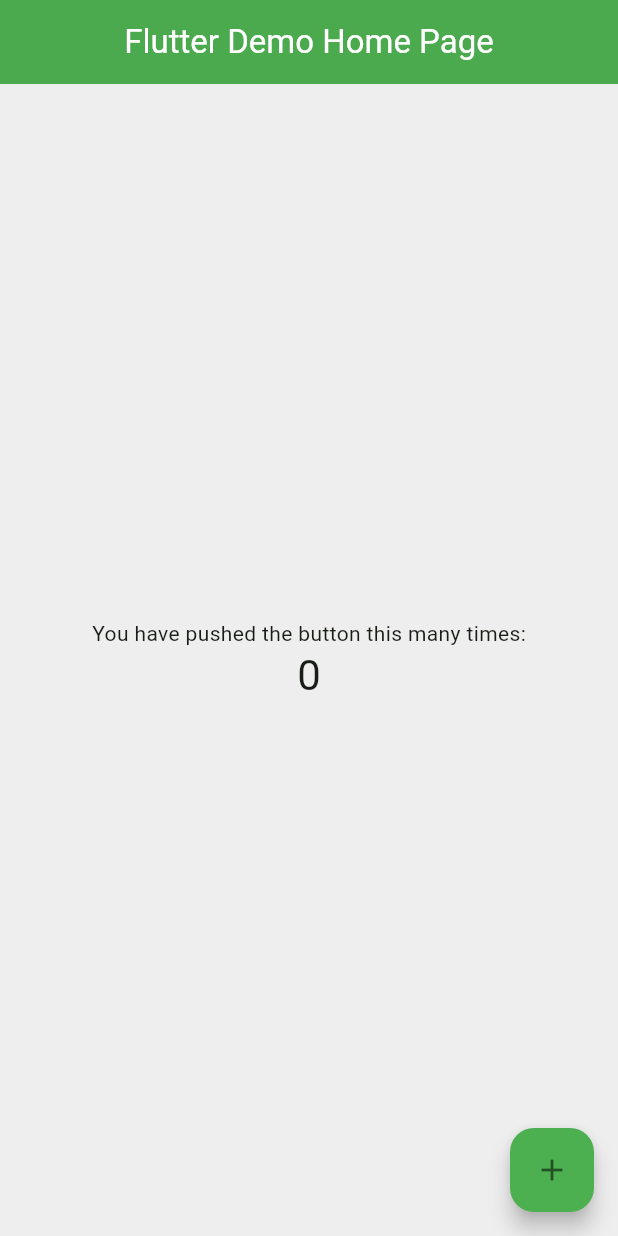
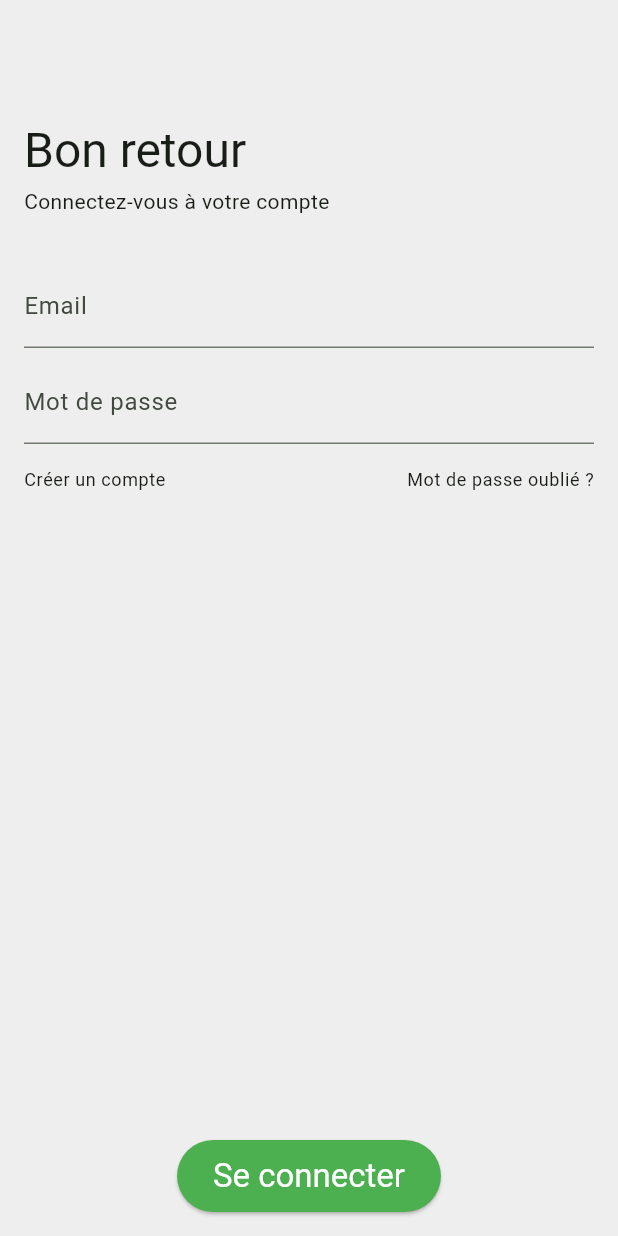
Before and after one commit to Gon3s/flutter_starter_kit, a Flutter app: the screen it shows after launch, on a phone screen of 412 x 824 dp. Run offline on Flutter 3.47's test engine with Material 3 defaults, Android fonts, the phone set to English and light mode, and no system bars; our stand-ins replace flutter_riverpod, freezed_annotation, go_router, riverpod_annotation, rxdart; generated files the repository leaves out were written again.

Commit message:
Feat : Start authentication

```diff
--- a/lib/commont_widgets/empty_placeholder_widget.dart
+++ b/lib/common_widgets/empty_placeholder_widget.dart
@@ -1,7 +1,7 @@
 import 'package:flutter/material.dart';
 import 'package:flutter_riverpod/flutter_riverpod.dart';
 import 'package:go_router/go_router.dart';
-import 'package:gones_starter_kit/commont_widgets/primary_button.dart';
+import 'package:gones_starter_kit/common_widgets/primary_button.dart';
 import 'package:gones_starter_kit/constants/app_sizes.dart';
 import 'package:gones_starter_kit/routing/app_router.dart';
 
--- /dev/null
+++ b/lib/constants/app_colors.dart
@@ -0,0 +1,9 @@
+import 'dart:ui';
+
+class AppColors {
+  AppColors._();
+
+  //$ Core
+  static const Color black = Color(0xFF000000);
+  static const Color white = Color(0xFFFFFFFF);
+}
--- /dev/null
+++ b/lib/features/authentication/domain/fake_app_user.dart
@@ -0,0 +1,23 @@
+import 'package:gones_starter_kit/features/authentication/domain/app_user.dart';
+
+/// Fake user class used to simulate a user in the app.
+class FakeAppUser {
+  /// Creates a new instance of the [FakeAppUser] class.
+  FakeAppUser({
+    required String uid,
+    required String email,
+    required this.password,
+  }) : _appUser = AppUser(uid: uid, email: email);
+
+  /// The password of the user.
+  final String password;
+
+  /// The AppUser instance.
+  final AppUser _appUser;
+
+  /// Delegate uid to _appUser.
+  String get uid => _appUser.uid;
+
+  /// Delegate email to _appUser.
+  String get email => _appUser.email;
+}
--- /dev/null
+++ b/lib/features/authentication/presentation/sign_in/sign_in_screen.dart
@@ -0,0 +1,153 @@
+import 'package:flutter/material.dart';
+import 'package:flutter_riverpod/flutter_riverpod.dart';
+import 'package:gones_starter_kit/common_widgets/primary_button.dart';
+import 'package:gones_starter_kit/constants/app_sizes.dart';
+import 'package:gones_starter_kit/localization/string_hardcoded.dart';
+
+/// Sign In Screen
+/// Wraps the [SignInContent] widget in a [Scaffold]
+class SignInScreen extends StatelessWidget {
+  /// Constructor
+  const SignInScreen({super.key});
+
+  /// Key for email field
+  static const emailKey = Key('email');
+
+  /// Key for password field
+  static const passwordKey = Key('password');
+
+  @override
+  Widget build(BuildContext context) {
+    return Scaffold(
+      body: SafeArea(
+        child: Padding(
+          padding: const EdgeInsets.all(Sizes.p16),
+          child: Column(
+            crossAxisAlignment: CrossAxisAlignment.stretch,
+            children: [
+              gapH64,
+              Text(
+                'Bon retour'.hardcoded,
+                style: Theme.of(context).textTheme.headlineLarge,
+              ),
+              gapH4,
+              Text(
+                'Connectez-vous à votre compte'.hardcoded,
+                style: Theme.of(context).textTheme.bodyMedium,
+              ),
+              gapH32,
+              const Expanded(
+                child: SignInContent(),
+              ),
+            ],
+          ),
+        ),
+      ),
+    );
+  }
+}
+
+/// Sign In Content
+class SignInContent extends ConsumerStatefulWidget {
+  /// Constructor
+  const SignInContent({super.key});
+
+  @override
+  ConsumerState<ConsumerStatefulWidget> createState() => _SignInContentState();
+}
+
+class _SignInContentState extends ConsumerState<SignInContent> {
+  final _formKey = GlobalKey<FormState>();
+  final _node = FocusScopeNode();
+  final _emailController = TextEditingController();
+  final _passwordController = TextEditingController();
+
+  String get _email => _emailController.text.trim();
+  String get _password => _passwordController.text.trim();
+
+  @override
+  void dispose() {
+    _node.dispose();
+    _emailController.dispose();
+    _passwordController.dispose();
+    super.dispose();
+  }
+
+  void _emailEditingComplete() {
+    _node.nextFocus();
+  }
+
+  void _passwordEditingComplete() {
+    _node.nextFocus();
+  }
+
+  @override
+  Widget build(BuildContext context) {
+    return FocusScope(
+      node: _node,
+      child: Form(
+        key: _formKey,
+        child: Column(
+          children: [
+            Expanded(
+              child: Column(
+                crossAxisAlignment: CrossAxisAlignment.stretch,
+                children: [
+                  TextFormField(
+                    key: SignInScreen.emailKey,
+                    controller: _emailController,
+                    decoration: InputDecoration(
+                      labelText: 'Email'.hardcoded,
+                      hintText: 'test@test.com'.hardcoded,
+                    ),
+                    autovalidateMode: AutovalidateMode.onUserInteraction,
+                    validator: (email) => null,
+                    autocorrect: false,
+                    textInputAction: TextInputAction.next,
+                    keyboardType: TextInputType.emailAddress,
+                    onEditingComplete: _emailEditingComplete,
+                  ),
+                  gapH8,
+                  TextFormField(
+                    key: SignInScreen.passwordKey,
+                    controller: _passwordController,
+                    decoration: InputDecoration(
+                      labelText: 'Mot de passe'.hardcoded,
+                    ),
+                    autovalidateMode: AutovalidateMode.onUserInteraction,
+                    validator: (password) => null,
+                    autocorrect: false,
+                    obscureText: true,
+                    textInputAction: TextInputAction.done,
+                    onEditingComplete: _passwordEditingComplete,
+                  ),
+                  gapH16,
+                  Row(
+                    mainAxisAlignment: MainAxisAlignment.spaceBetween,
+                    children: [
+                      GestureDetector(
+                        onTap: () {},
+                        child: Text(
+                          'Créer un compte'.hardcoded,
+                          style: Theme.of(context).textTheme.bodySmall,
+                        ),
+                      ),
+                      GestureDetector(
+                        onTap: () {},
+                        child: Text(
+                          'Mot de passe oublié ?'.hardcoded,
+                          style: Theme.of(context).textTheme.bodySmall,
+                        ),
+                      ),
+                    ],
+                  ),
+                ],
+              ),
+            ),
+            PrimaryButton(text: 'Se connecter'.hardcoded, onPressed: () {}),
+          ],
+        ),
+      ),
+    );
+  }
+}
--- a/lib/routing/app_router.dart
+++ b/lib/routing/app_router.dart
@@ -1,8 +1,11 @@
 import 'package:flutter/material.dart';
 import 'package:go_router/go_router.dart';
+import 'package:gones_starter_kit/features/authentication/domain/auth_repository.dart';
+import 'package:gones_starter_kit/features/authentication/presentation/sign_in/sign_in_screen.dart';
 import 'package:gones_starter_kit/features/home/presentation/home_screen.dart';
 import 'package:gones_starter_kit/localization/string_hardcoded.dart';
 import 'package:gones_starter_kit/routing/app_startup.dart';
+import 'package:gones_starter_kit/routing/go_router_refresh_stream.dart';
 import 'package:gones_starter_kit/routing/not_found_screen.dart';
 import 'package:riverpod_annotation/riverpod_annotation.dart';
 
@@ -12,8 +15,20 @@ final _rootNavigatorKey = GlobalKey<NavigatorState>();
 
 /// The application router.
 enum AppRouter {
+  /// The startup screen.
+  startup,
+
   /// The home screen.
   home,
+
+  /// The login in screen.
+  login,
+
+  /// The sign up screen.
+  signUp,
+
+  /// The account screen.
+  account,
 }
 
 /// The application router provider.
@@ -21,21 +36,35 @@ enum AppRouter {
 GoRouter goRouter(GoRouterRef ref) {
   // rebuild GoRouter when app startup state changes
   final appStartupState = ref.watch(appStartupProvider);
+  final authRepository = ref.watch(authRepositoryProvider);
 
   return GoRouter(
     initialLocation: '/',
     navigatorKey: _rootNavigatorKey,
     debugLogDiagnostics: true,
     redirect: (context, state) {
+      final path = state.uri.path;
+      final isLoggedIn = authRepository.currentUser != null;
+
       // If the app is still initializing, show the /startup route
       if (appStartupState.isLoading || appStartupState.hasError) {
-        return '/startup';
+        return '/${AppRouter.startup.name}';
       }
+
+      if (isLoggedIn) {
+        if (path == '/${AppRouter.login.name}' || path == '/${AppRouter.signUp.name}') {
+          return '/';
+        }
+      } else {
+        return '/${AppRouter.login.name}';
+      }
+
       return null;
     },
+    refreshListenable: GoRouterRefreshStream(authRepository.authStateChanges()),
     routes: [
       GoRoute(
-        path: '/startup',
+        path: '/${AppRouter.startup.name}',
         pageBuilder: (context, state) => NoTransitionPage(
           child: AppStartupWidget(
             onLoaded: (_) => const SizedBox.shrink(),
@@ -48,6 +77,22 @@ GoRouter goRouter(GoRouterRef ref) {
         pageBuilder: (context, state) => NoTransitionPage(
           child: HomeScreen(title: 'Flutter Demo Home Page'.hardcoded),
         ),
+        routes: [
+          GoRoute(
+            path: AppRouter.account.name,
+            name: AppRouter.account.name,
+            pageBuilder: (context, state) => NoTransitionPage(
+              child: HomeScreen(title: 'Account'.hardcoded),
+            ),
+          ),
+        ],
+      ),
+      GoRoute(
+        path: '/${AppRouter.login.name}',
+        name: AppRouter.login.name,
+        pageBuilder: (context, state) => const NoTransitionPage(
+          child: SignInScreen(),
+        ),
       ),
     ],
     errorPageBuilder: (context, state) => const NoTransitionPage(
--- a/lib/routing/not_found_screen.dart
+++ b/lib/routing/not_found_screen.dart
@@ -1,5 +1,5 @@
 import 'package:flutter/material.dart';
-import 'package:gones_starter_kit/commont_widgets/empty_placeholder_widget.dart';
+import 'package:gones_starter_kit/common_widgets/empty_placeholder_widget.dart';
 import 'package:gones_starter_kit/localization/string_hardcoded.dart';
 
 /// Simple not found screen used for 404 errors (page not found on web)
--- a/pubspec.yaml
+++ b/pubspec.yaml
@@ -14,6 +14,7 @@ dependencies:
   go_router: 14.1.2
   json_annotation: 4.9.0
   riverpod_annotation: 2.3.5
+  rxdart: 0.27.7
 
 dev_dependencies:
   build_runner: 2.4.10
```
Also changed, not shown: lib/app.dart (+41 -0 lines), lib/exceptions/app_exception.dart (added, +37 -0 lines), lib/features/authentication/data/fake_auth_repository.dart (added, +79 -0 lines), lib/features/authentication/domain/app_user.dart (added, +14 -0 lines), lib/features/authentication/domain/auth_repository.dart (added, +38 -0 lines), lib/routing/go_router_refresh_stream.dart (added, +22 -0 lines), lib/utils/delay.dart (added, +8 -0 lines), lib/utils/in_memory_state.dart (added, +23 -0 lines), lib/common_widgets/primary_button.dart (renamed from lib/commont_widgets/primary_button.dart), lib/features/authentication/domain/app_user.freezed.dart (added), lib/features/authentication/domain/auth_repository.g.dart (added), lib/routing/app_router.g.dart, pubspec.lock, 1 other file.
